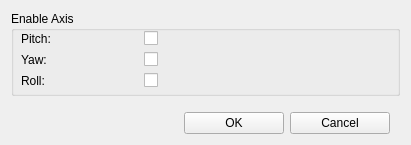
The window that ftnoir_tracker_rift/ftnoir_rift_clientcontrols.ui (opentrack/opentrack) describes before a commit, drawn with Qt 5.
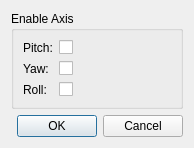
The same window after the commit. Icons and pictures are not drawn.

Commit message: rift-ui: add layout

The edit to the form file:
```diff
--- a/ftnoir_tracker_rift/ftnoir_rift_clientcontrols.ui
+++ b/ftnoir_tracker_rift/ftnoir_rift_clientcontrols.ui
@@ -9,7 +9,7 @@
    <rect>
     <x>0</x>
     <y>0</y>
-    <width>411</width>
+    <width>176</width>
     <height>145</height>
    </rect>
   </property>
@@ -26,30 +26,36 @@
   <property name="autoFillBackground">
    <bool>false</bool>
   </property>
-  <layout class="QVBoxLayout" name="_vertical_layout">
-   <item>
+  <layout class="QFormLayout" name="formLayout">
+   <item row="0" column="0" colspan="2">
     <widget class="QGroupBox" name="groupBox_3">
+     <property name="sizePolicy">
+      <sizepolicy hsizetype="Preferred" vsizetype="Expanding">
+       <horstretch>0</horstretch>
+       <verstretch>0</verstretch>
+      </sizepolicy>
+     </property>
      <property name="minimumSize">
       <size>
        <width>0</width>
-       <height>85</height>
+       <height>0</height>
       </size>
      </property>
      <property name="title">
       <string>Enable Axis</string>
      </property>
-     <widget class="QWidget" name="layoutWidget">
-      <property name="geometry">
-       <rect>
-        <x>10</x>
-        <y>20</y>
-        <width>143</width>
-        <height>60</height>
-       </rect>
-      </property>
-      <layout class="QGridLayout" name="gridLayout_2">
+     <property name="flat">
+      <bool>false</bool>
+     </property>
+     <layout class="QFormLayout" name="formLayout_2">
        <item row="0" column="0">
         <widget class="QLabel" name="label_6">
+        <property name="sizePolicy">
+         <sizepolicy hsizetype="Preferred" vsizetype="Preferred">
+          <horstretch>0</horstretch>
+          <verstretch>0</verstretch>
+         </sizepolicy>
+        </property>
          <property name="text">
           <string>Pitch:</string>
          </property>
@@ -57,6 +63,12 @@
        </item>
        <item row="0" column="1">
         <widget class="QCheckBox" name="chkEnablePitch">
+        <property name="sizePolicy">
+         <sizepolicy hsizetype="Minimum" vsizetype="Preferred">
+          <horstretch>0</horstretch>
+          <verstretch>0</verstretch>
+         </sizepolicy>
+        </property>
          <property name="maximumSize">
           <size>
            <width>20</width>
@@ -76,6 +88,12 @@
        </item>
        <item row="1" column="0">
         <widget class="QLabel" name="label_9">
+        <property name="sizePolicy">
+         <sizepolicy hsizetype="Preferred" vsizetype="Preferred">
+          <horstretch>0</horstretch>
+          <verstretch>0</verstretch>
+         </sizepolicy>
+        </property>
          <property name="text">
           <string>Yaw:</string>
          </property>
@@ -83,6 +101,12 @@
        </item>
        <item row="1" column="1">
         <widget class="QCheckBox" name="chkEnableYaw">
+        <property name="sizePolicy">
+         <sizepolicy hsizetype="Minimum" vsizetype="Preferred">
+          <horstretch>0</horstretch>
+          <verstretch>0</verstretch>
+         </sizepolicy>
+        </property>
          <property name="maximumSize">
           <size>
            <width>20</width>
@@ -99,6 +123,12 @@
        </item>
        <item row="2" column="0">
         <widget class="QLabel" name="label_11">
+        <property name="sizePolicy">
+         <sizepolicy hsizetype="Preferred" vsizetype="Preferred">
+          <horstretch>0</horstretch>
+          <verstretch>0</verstretch>
+         </sizepolicy>
+        </property>
          <property name="text">
           <string>Roll:</string>
          </property>
@@ -106,6 +136,12 @@
        </item>
        <item row="2" column="1">
         <widget class="QCheckBox" name="chkEnableRoll">
+        <property name="sizePolicy">
+         <sizepolicy hsizetype="Minimum" vsizetype="Preferred">
+          <horstretch>0</horstretch>
+          <verstretch>0</verstretch>
+         </sizepolicy>
+        </property>
          <property name="maximumSize">
           <size>
            <width>20</width>
@@ -122,112 +158,21 @@
        </item>
       </layout>
      </widget>
-    </widget>
    </item>
-   <item>
-    <spacer name="verticalSpacer">
-     <property name="orientation">
-      <enum>Qt::Vertical</enum>
-     </property>
-     <property name="sizeHint" stdset="0">
-      <size>
-       <width>20</width>
-       <height>40</height>
-      </size>
-     </property>
-    </spacer>
-   </item>
-   <item>
-    <layout class="QHBoxLayout" name="horizontalLayout">
-     <item>
-      <spacer name="horizontalSpacer_2">
-       <property name="orientation">
-        <enum>Qt::Horizontal</enum>
-       </property>
-       <property name="sizeHint" stdset="0">
-        <size>
-         <width>40</width>
-         <height>20</height>
-        </size>
-       </property>
-      </spacer>
-     </item>
-     <item>
-      <layout class="QHBoxLayout" name="horizontalLayout_2">
-       <property name="sizeConstraint">
-        <enum>QLayout::SetDefaultConstraint</enum>
-       </property>
-       <item>
-        <widget class="QPushButton" name="btnOK">
+   <item row="1" column="1">
+    <widget class="QDialogButtonBox" name="buttonBox">
          <property name="sizePolicy">
-          <sizepolicy hsizetype="Preferred" vsizetype="Fixed">
+      <sizepolicy hsizetype="Preferred" vsizetype="Preferred">
            <horstretch>0</horstretch>
            <verstretch>0</verstretch>
           </sizepolicy>
          </property>
-         <property name="minimumSize">
-          <size>
-           <width>100</width>
-           <height>0</height>
-          </size>
-         </property>
-         <property name="maximumSize">
-          <size>
-           <width>100</width>
-           <height>16777215</height>
-          </size>
-         </property>
-         <property name="text">
-          <string>OK</string>
-         </property>
-        </widget>
-       </item>
-       <item>
-        <widget class="QPushButton" name="btnCancel">
-         <property name="sizePolicy">
-          <sizepolicy hsizetype="Preferred" vsizetype="Fixed">
-           <horstretch>0</horstretch>
-           <verstretch>0</verstretch>
-          </sizepolicy>
-         </property>
-         <property name="minimumSize">
-          <size>
-           <width>100</width>
-           <height>0</height>
-          </size>
-         </property>
-         <property name="maximumSize">
-          <size>
-           <width>100</width>
-           <height>16777215</height>
-          </size>
-         </property>
-         <property name="text">
-          <string>Cancel</string>
-         </property>
-        </widget>
-       </item>
-      </layout>
-     </item>
-     <item>
-      <spacer name="horizontalSpacer">
-       <property name="orientation">
-        <enum>Qt::Horizontal</enum>
-       </property>
-       <property name="sizeType">
-        <enum>QSizePolicy::Fixed</enum>
-       </property>
-       <property name="sizeHint" stdset="0">
-        <size>
-         <width>10</width>
-         <height>20</height>
-        </size>
-       </property>
-      </spacer>
-     </item>
-    </layout>
-   </item>
-  </layout>
+     <property name="standardButtons">
+      <set>QDialogButtonBox::Cancel|QDialogButtonBox::Ok</set>
+     </property>
+    </widget>
+   </item>
+  </layout>
  </widget>
  <tabstops>
   <tabstop>btnOK</tabstop>
```
Left out of the diff: 4 changed lines with no effect on the pictures. Lines whose indentation alone changed are shown as unchanged. The commit also changes 1 other file.
